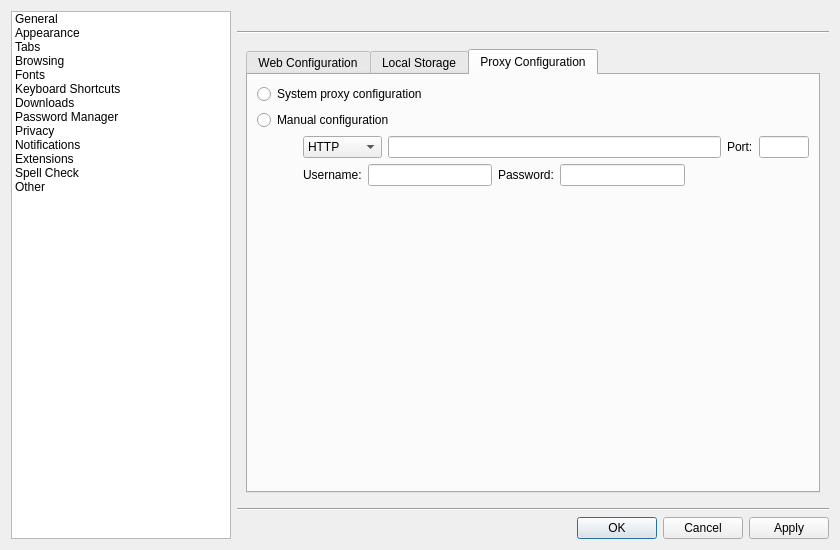
Qt form src/lib/preferences/preferences.ui (KDE/falkon) before a commit.
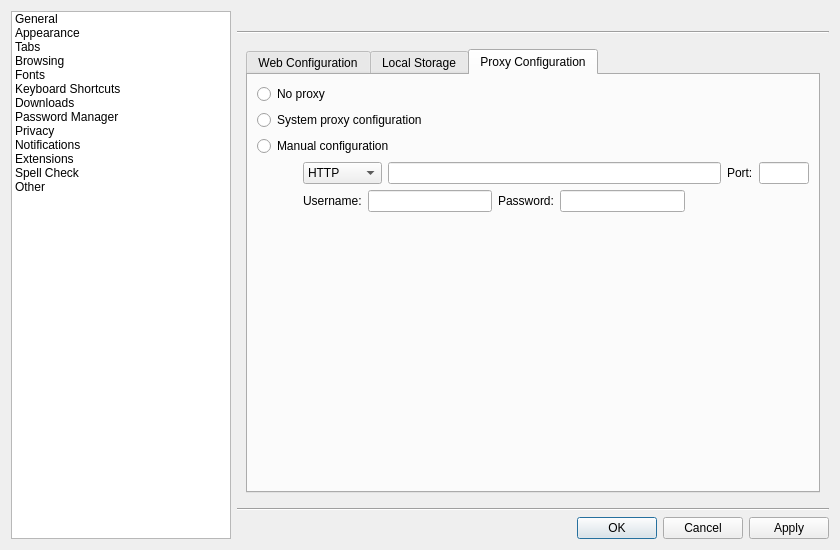
The same form after that commit. The open tabs and pages were chosen to show the change. Custom widgets are drawn as their Qt base class.

Commit message:
Fix using system proxy configuration
See #2404

The edit to the form file:
```diff
--- a/src/lib/preferences/preferences.ui
+++ b/src/lib/preferences/preferences.ui
@@ -1413,7 +1413,7 @@
                <string>Proxy Configuration</string>
               </attribute>
               <layout class="QGridLayout" name="gridLayout_8">
-               <item row="4" column="0">
+               <item row="5" column="0">
                 <spacer name="verticalSpacer_14">
                  <property name="orientation">
                   <enum>Qt::Vertical</enum>
@@ -1426,14 +1426,14 @@
                  </property>
                 </spacer>
                </item>
-               <item row="0" column="0" colspan="2">
+               <item row="1" column="0" colspan="2">
                 <widget class="QRadioButton" name="systemProxy">
                  <property name="text">
                   <string>System proxy configuration</string>
                  </property>
                 </widget>
                </item>
-               <item row="2" column="0">
+               <item row="3" column="0">
                 <spacer name="horizontalSpacer_29">
                  <property name="orientation">
                   <enum>Qt::Horizontal</enum>
@@ -1449,14 +1449,14 @@
                  </property>
                 </spacer>
                </item>
-               <item row="1" column="0" colspan="2">
+               <item row="2" column="0" colspan="2">
                 <widget class="QRadioButton" name="manualProxy">
                  <property name="text">
                   <string>Manual configuration</string>
                  </property>
                 </widget>
                </item>
-               <item row="2" column="1">
+               <item row="3" column="1">
                 <layout class="QHBoxLayout" name="horizontalLayout_9">
                  <item>
                   <widget class="QComboBox" name="proxyType">
@@ -1494,7 +1494,7 @@
                  </item>
                 </layout>
                </item>
-               <item row="3" column="1">
+               <item row="4" column="1">
                 <layout class="QHBoxLayout" name="horizontalLayout_23">
                  <item>
                   <widget class="QLabel" name="label_38">
@@ -1531,6 +1531,13 @@
                  </item>
                 </layout>
                </item>
+               <item row="0" column="0" colspan="2">
+                <widget class="QRadioButton" name="noProxy">
+                 <property name="text">
+                  <string>No proxy</string>
+                 </property>
+                </widget>
+               </item>
               </layout>
              </widget>
             </widget>
```
Left out of the diff: 4 changed lines with no effect on the pictures. The commit also changes 2 other files.
